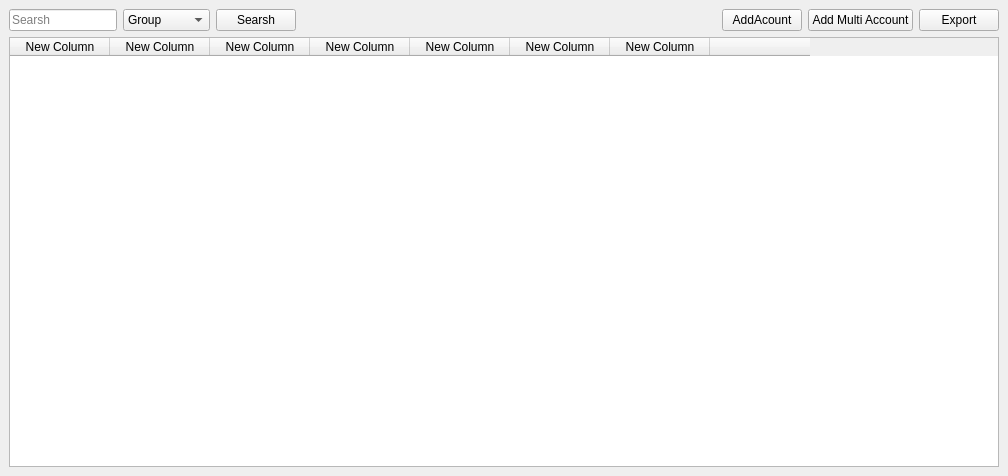
Before: the Qt Designer form ui/insta/Manger_insta.ui in kreemkhaled112/GUI, drawn with Qt 5.
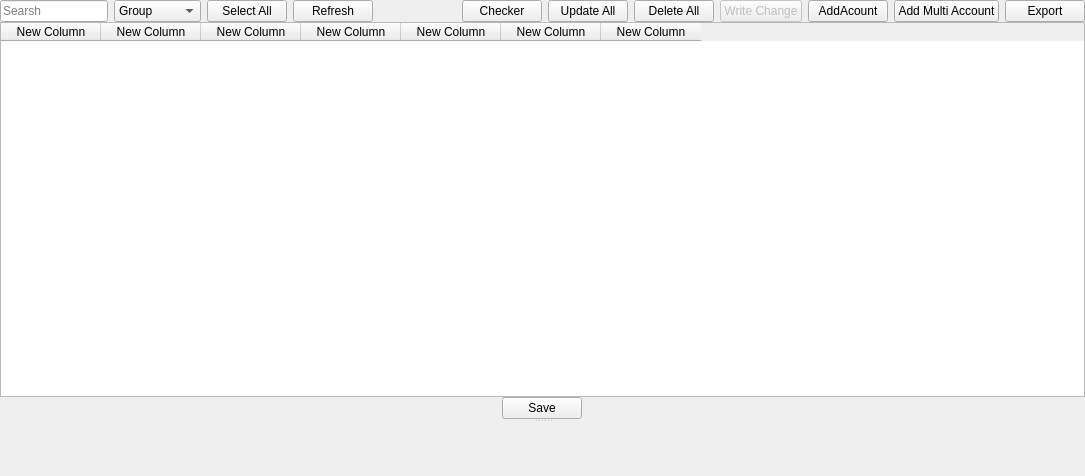
After: the same form once the commit is applied.

```diff
--- a/ui/insta/Manger_insta.ui
+++ b/ui/insta/Manger_insta.ui
@@ -6,7 +6,7 @@
    <rect>
     <x>0</x>
     <y>0</y>
-    <width>1008</width>
+    <width>1085</width>
     <height>476</height>
    </rect>
   </property>
@@ -50,9 +50,34 @@
     <number>0</number>
    </property>
    <item row="0" column="0">
+    <widget class="QSplitter" name="splitter">
+     <property name="orientation">
+      <enum>Qt::Vertical</enum>
+     </property>
     <widget class="QWidget" name="widget" native="true">
-     <layout class="QGridLayout" name="gridLayout_2">
-      <item row="0" column="0">
+      <property name="minimumSize">
+       <size>
+        <width>0</width>
+        <height>0</height>
+       </size>
+      </property>
+      <layout class="QVBoxLayout" name="verticalLayout">
+       <property name="spacing">
+        <number>0</number>
+       </property>
+       <property name="leftMargin">
+        <number>0</number>
+       </property>
+       <property name="topMargin">
+        <number>0</number>
+       </property>
+       <property name="rightMargin">
+        <number>0</number>
+       </property>
+       <property name="bottomMargin">
+        <number>0</number>
+       </property>
+       <item>
        <widget class="QWidget" name="widget_2" native="true">
         <layout class="QHBoxLayout" name="horizontalLayout_3">
          <property name="spacing">
@@ -132,7 +157,14 @@
             <item>
              <widget class="QPushButton" name="pushButton">
               <property name="text">
-               <string>Searsh</string>
+                <string>Select All</string>
+               </property>
+              </widget>
+             </item>
+             <item>
+              <widget class="QPushButton" name="Refresh">
+               <property name="text">
+                <string>Refresh</string>
               </property>
              </widget>
             </item>
@@ -154,6 +186,67 @@
             <property name="bottomMargin">
              <number>0</number>
             </property>
+             <item>
+              <widget class="QPushButton" name="Checker">
+               <property name="styleSheet">
+                <string notr="true">QPushButton:checked{
+background-color: rgb(255, 0, 0);
+}
+</string>
+               </property>
+               <property name="text">
+                <string>Checker</string>
+               </property>
+               <property name="checkable">
+                <bool>true</bool>
+               </property>
+              </widget>
+             </item>
+             <item>
+              <widget class="QPushButton" name="Update_all">
+               <property name="styleSheet">
+                <string notr="true">QPushButton:checked{
+background-color: rgb(255, 0, 0);
+}
+</string>
+               </property>
+               <property name="text">
+                <string>Update All</string>
+               </property>
+               <property name="checkable">
+                <bool>true</bool>
+               </property>
+               <property name="checked">
+                <bool>false</bool>
+               </property>
+              </widget>
+             </item>
+             <item>
+              <widget class="QPushButton" name="Delete_all">
+               <property name="styleSheet">
+                <string notr="true">QPushButton:checked{
+background-color: rgb(255, 0, 0);
+}
+</string>
+               </property>
+               <property name="text">
+                <string>Delete All</string>
+               </property>
+               <property name="checkable">
+                <bool>true</bool>
+               </property>
+              </widget>
+             </item>
+             <item>
+              <widget class="QPushButton" name="Write_Change">
+               <property name="enabled">
+                <bool>false</bool>
+               </property>
+               <property name="text">
+                <string>Write Change</string>
+               </property>
+              </widget>
+             </item>
             <item>
              <widget class="QPushButton" name="Add_Account">
               <property name="text">
@@ -189,7 +282,7 @@
         </layout>
        </widget>
       </item>
-      <item row="1" column="0">
+       <item>
        <widget class="QTableWidget" name="table">
         <column>
          <property name="text">
@@ -226,14 +319,18 @@
           <string>New Column</string>
          </property>
         </column>
-        <column>
+        </widget>
+       </item>
+       <item alignment="Qt::AlignHCenter|Qt::AlignVCenter">
+        <widget class="QPushButton" name="Save">
          <property name="text">
-          <string/>
+          <string>Save</string>
          </property>
-        </column>
        </widget>
       </item>
      </layout>
+     </widget>
+     <widget class="QWidget" name="widget_Info" native="true"/>
     </widget>
    </item>
   </layout>
```
Left out of the diff: 11 changed lines with no effect on the pictures. Lines whose indentation alone changed are shown as unchanged.
